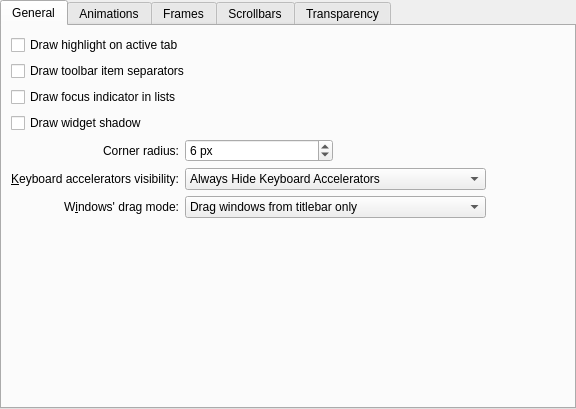
Luwx/Lightly, file kstyle/config/ui/lightlystyleconfig.ui: the form before one commit.
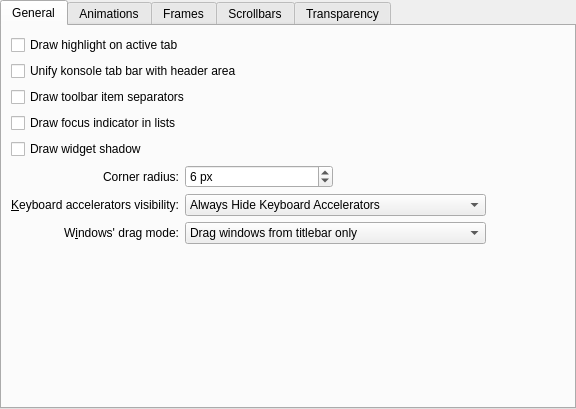
The form after the commit.

Commit message: Add option to unify konsole tab and header (menubar and titlebar)

```diff
--- a/kstyle/config/ui/lightlystyleconfig.ui
+++ b/kstyle/config/ui/lightlystyleconfig.ui
@@ -39,53 +39,46 @@
        <string>General</string>
       </attribute>
       <layout class="QGridLayout" name="gridLayout">
-       <item row="6" column="1">
-        <widget class="QLabel" name="_windowDragLabel">
-         <property name="sizePolicy">
-          <sizepolicy hsizetype="Preferred" vsizetype="Preferred">
-           <horstretch>0</horstretch>
-           <verstretch>0</verstretch>
-          </sizepolicy>
-         </property>
+       <item row="0" column="1" colspan="4">
+        <widget class="QCheckBox" name="_tabDrawHighlight">
          <property name="text">
-          <string>W&amp;indows' drag mode:</string>
+          <string>Draw highlight on active tab</string>
          </property>
-         <property name="alignment">
-          <set>Qt::AlignRight|Qt::AlignTrailing|Qt::AlignVCenter</set>
-         </property>
-         <property name="buddy">
-          <cstring>_windowDragMode</cstring>
-         </property>
         </widget>
        </item>
-       <item row="2" column="1" colspan="4">
-        <widget class="QCheckBox" name="_viewDrawFocusIndicator">
-         <property name="text">
-          <string>Draw focus indicator in lists</string>
-         </property>
-        </widget>
-       </item>
-       <item row="3" column="1">
-        <widget class="QCheckBox" name="_widgetDrawShadow">
-         <property name="text">
-          <string>Draw widget shadow</string>
-         </property>
-        </widget>
-       </item>
-       <item row="7" column="1" colspan="3">
-        <spacer name="verticalSpacer">
+       <item row="8" column="4">
+        <spacer name="horizontalSpacer_3">
          <property name="orientation">
-          <enum>Qt::Vertical</enum>
+          <enum>Qt::Horizontal</enum>
          </property>
          <property name="sizeHint" stdset="0">
           <size>
-           <width>20</width>
-           <height>49</height>
+           <width>65</width>
+           <height>20</height>
           </size>
          </property>
         </spacer>
        </item>
-       <item row="5" column="2" colspan="2">
+       <item row="9" column="2" colspan="2">
+        <widget class="QComboBox" name="_windowDragMode">
+         <item>
+          <property name="text">
+           <string>Drag windows from titlebar only</string>
+          </property>
+         </item>
+         <item>
+          <property name="text">
+           <string>Drag windows from titlebar, menubar and toolbars</string>
+          </property>
+         </item>
+         <item>
+          <property name="text">
+           <string>Drag windows from all empty areas</string>
+          </property>
+         </item>
+        </widget>
+       </item>
+       <item row="8" column="2" colspan="2">
         <widget class="QComboBox" name="_mnemonicsMode">
          <item>
           <property name="text">
@@ -104,14 +97,14 @@
          </item>
         </widget>
        </item>
-       <item row="1" column="1" colspan="4">
-        <widget class="QCheckBox" name="_toolBarDrawItemSeparator">
+       <item row="6" column="1">
+        <widget class="QCheckBox" name="_widgetDrawShadow">
          <property name="text">
-          <string>Draw toolbar item separators</string>
+          <string>Draw widget shadow</string>
          </property>
         </widget>
        </item>
-       <item row="4" column="2">
+       <item row="7" column="2">
         <widget class="QSpinBox" name="_cornerRadius">
          <property name="suffix">
           <string> px</string>
@@ -127,7 +120,7 @@
          </property>
         </widget>
        </item>
-       <item row="4" column="1">
+       <item row="7" column="1">
         <widget class="QLabel" name="_cornerRadiusLabel">
          <property name="text">
           <string>Corner radius:</string>
@@ -137,26 +130,33 @@
          </property>
         </widget>
        </item>
-       <item row="6" column="2" colspan="2">
-        <widget class="QComboBox" name="_windowDragMode">
-         <item>
-          <property name="text">
-           <string>Drag windows from titlebar only</string>
-          </property>
-         </item>
-         <item>
-          <property name="text">
-           <string>Drag windows from titlebar, menubar and toolbars</string>
-          </property>
-         </item>
-         <item>
-          <property name="text">
-           <string>Drag windows from all empty areas</string>
-          </property>
-         </item>
+       <item row="9" column="1">
+        <widget class="QLabel" name="_windowDragLabel">
+         <property name="sizePolicy">
+          <sizepolicy hsizetype="Preferred" vsizetype="Preferred">
+           <horstretch>0</horstretch>
+           <verstretch>0</verstretch>
+          </sizepolicy>
+         </property>
+         <property name="text">
+          <string>W&amp;indows' drag mode:</string>
+         </property>
+         <property name="alignment">
+          <set>Qt::AlignRight|Qt::AlignTrailing|Qt::AlignVCenter</set>
+         </property>
+         <property name="buddy">
+          <cstring>_windowDragMode</cstring>
+         </property>
         </widget>
        </item>
-       <item row="5" column="1">
+       <item row="2" column="1" colspan="4">
+        <widget class="QCheckBox" name="_toolBarDrawItemSeparator">
+         <property name="text">
+          <string>Draw toolbar item separators</string>
+         </property>
+        </widget>
+       </item>
+       <item row="8" column="1">
         <widget class="QLabel" name="_mnemonicsLabel">
          <property name="text">
           <string>&amp;Keyboard accelerators visibility:</string>
@@ -169,23 +169,30 @@
          </property>
         </widget>
        </item>
-       <item row="5" column="4">
-        <spacer name="horizontalSpacer_3">
+       <item row="10" column="1" colspan="3">
+        <spacer name="verticalSpacer">
          <property name="orientation">
-          <enum>Qt::Horizontal</enum>
+          <enum>Qt::Vertical</enum>
          </property>
          <property name="sizeHint" stdset="0">
           <size>
-           <width>65</width>
-           <height>20</height>
+           <width>20</width>
+           <height>49</height>
           </size>
          </property>
         </spacer>
        </item>
-       <item row="0" column="1" colspan="4">
-        <widget class="QCheckBox" name="_tabDrawHighlight">
+       <item row="3" column="1" colspan="4">
+        <widget class="QCheckBox" name="_viewDrawFocusIndicator">
          <property name="text">
-          <string>Draw highlight on active tab</string>
+          <string>Draw focus indicator in lists</string>
+         </property>
+        </widget>
+       </item>
+       <item row="1" column="1" colspan="2">
+        <widget class="QCheckBox" name="_unifiedTabBarKonsole">
+         <property name="text">
+          <string>Unify konsole tab bar with header area</string>
          </property>
         </widget>
        </item>
```
The commit also changes 3 other files.
